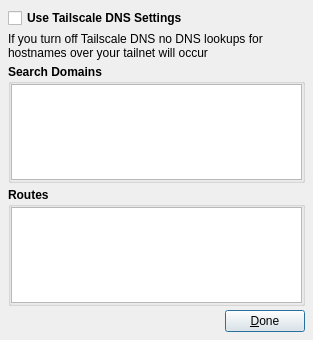
Qt form src/DnsSettingsDlg.ui (SneWs/tail-tray) before a commit.
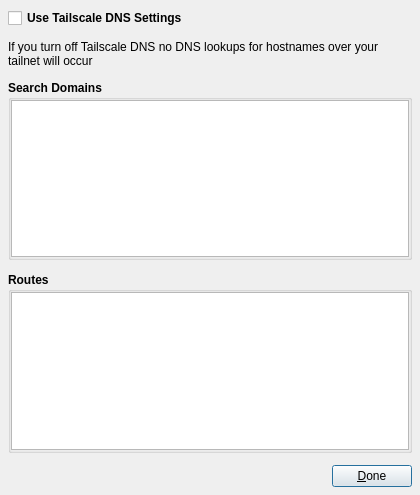
The same form after that commit.

Commit message: Fix UI spacing and translations

What changed in the file:
```diff
--- a/src/DnsSettingsDlg.ui
+++ b/src/DnsSettingsDlg.ui
@@ -6,14 +6,14 @@
    <rect>
     <x>0</x>
     <y>0</y>
-    <width>313</width>
-    <height>340</height>
+    <width>420</width>
+    <height>495</height>
    </rect>
   </property>
   <property name="minimumSize">
    <size>
-    <width>310</width>
-    <height>340</height>
+    <width>420</width>
+    <height>495</height>
    </size>
   </property>
   <property name="windowTitle">
@@ -24,7 +24,7 @@
   </property>
   <layout class="QVBoxLayout" name="verticalLayout_4">
    <property name="spacing">
-    <number>4</number>
+    <number>12</number>
    </property>
    <property name="leftMargin">
     <number>8</number>
```
The commit also changes 4 other files.
